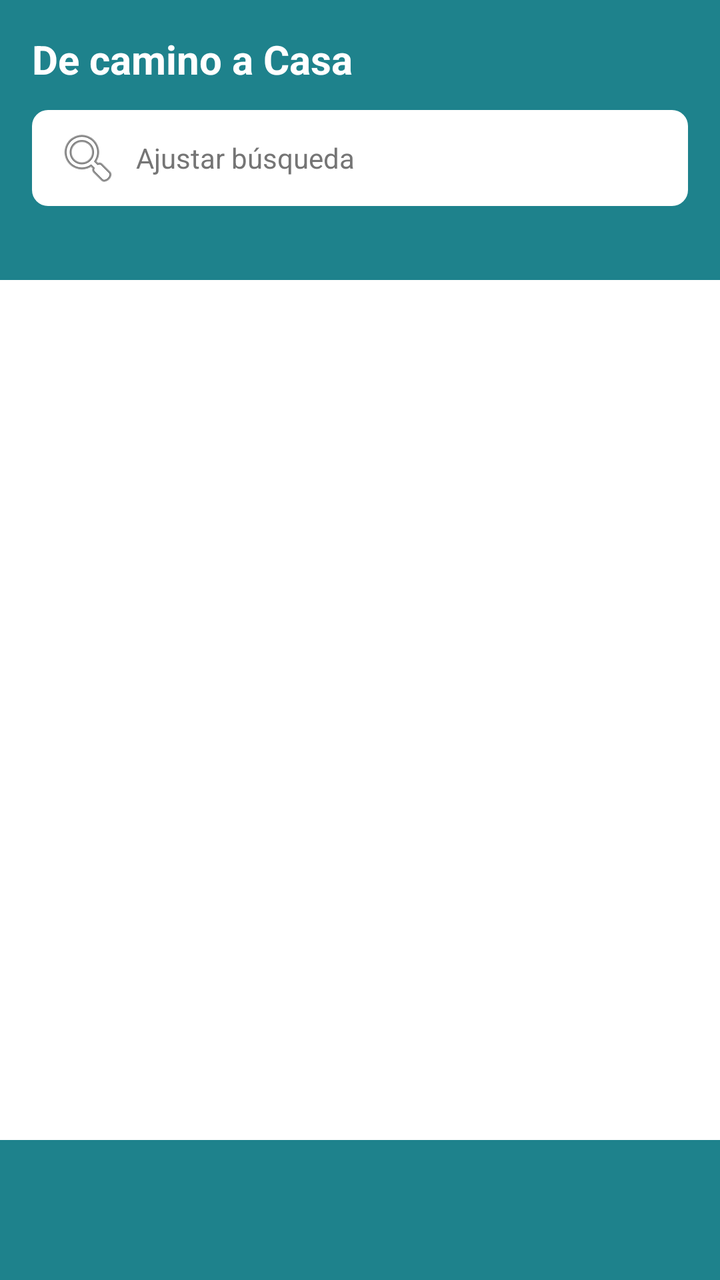
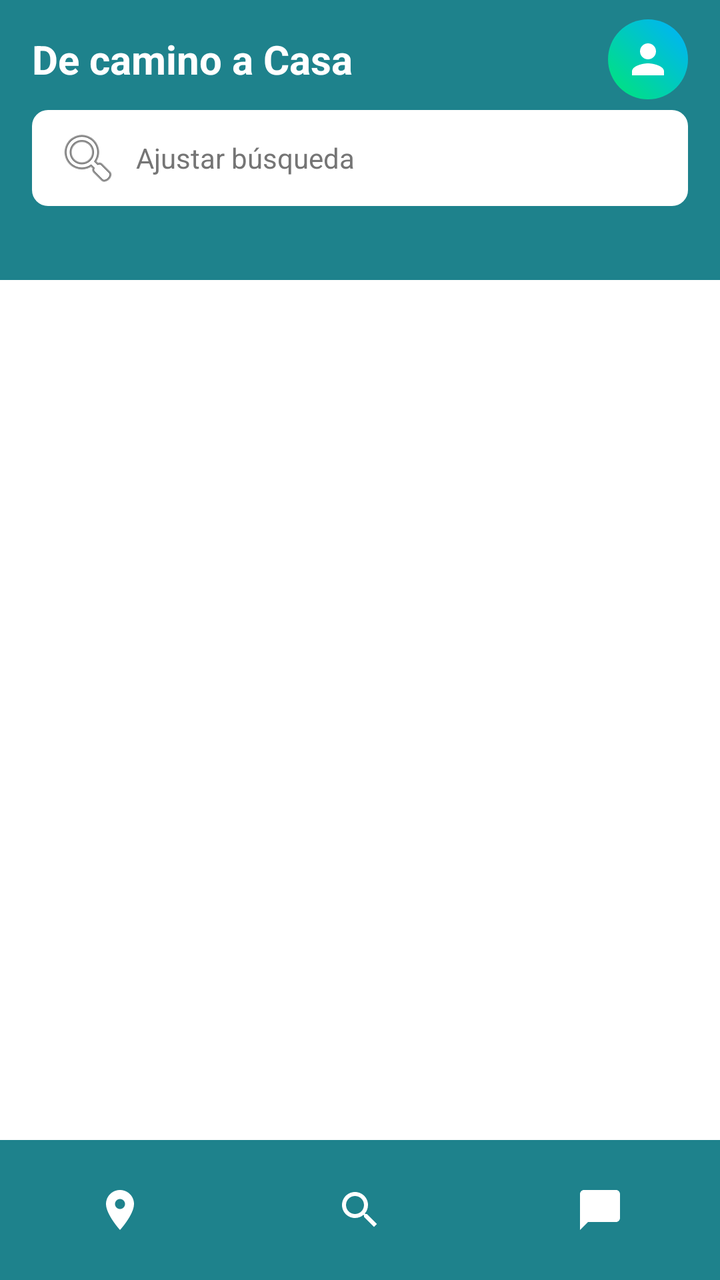

The first picture is an Android layout as it rendered before a commit; the second is the same layout after the commit. The layout source and the unified diff follow.
<!-- AndroidManifest.xml: application theme Theme.DeCaminoACasa -->
<!-- res/layout/activity_pantalla_inicio.xml -->
<?xml version="1.0" encoding="utf-8"?>
<androidx.constraintlayout.widget.ConstraintLayout xmlns:android="http://schemas.android.com/apk/res/android"
    xmlns:app="http://schemas.android.com/apk/res-auto"
    xmlns:tools="http://schemas.android.com/tools"
    android:id="@+id/main"
    android:layout_width="match_parent"
    android:layout_height="match_parent"
    android:background="@color/white"
    tools:context=".Pantalla_inicio">


    <View
        android:id="@+id/header_background"
        android:layout_width="0dp"
        android:layout_height="140dp"
        android:background="@color/header_teal"
        app:layout_constraintEnd_toEndOf="parent"
        app:layout_constraintStart_toStartOf="parent"
        app:layout_constraintTop_toTopOf="parent" />

    <TextView
        android:id="@+id/tv_header_title"
        android:layout_width="wrap_content"
        android:layout_height="wrap_content"
        android:layout_marginStart="16dp"
        android:layout_marginTop="16dp"
        android:text="@string/app_name"
        android:textColor="@color/white"
        android:textSize="20sp"
        android:textStyle="bold"
        app:layout_constraintStart_toStartOf="parent"
        app:layout_constraintTop_toTopOf="@id/header_background" />


    <EditText
        android:id="@+id/et_search"
        android:layout_width="0dp"
        android:layout_height="48dp"
        android:layout_marginStart="16dp"
        android:layout_marginEnd="16dp"
        android:layout_marginTop="12dp"
        android:autofillHints="name"
        android:background="@drawable/bg_search"
        android:drawableStart="@android:drawable/ic_menu_search"
        android:drawablePadding="8dp"
        android:hint="@string/search_hint"
        android:imeOptions="actionSearch"
        android:inputType="text"
        android:paddingStart="12dp"
        android:paddingEnd="12dp"
        android:textColor="@color/black"
        android:textColorHint="#757575"
        android:textSize="14sp"
        app:layout_constraintEnd_toEndOf="parent"
        app:layout_constraintStart_toStartOf="parent"
        app:layout_constraintTop_toBottomOf="@id/tv_header_title" />


    <View
        android:id="@+id/footer_background"
        android:layout_width="0dp"
        android:layout_height="70dp"
        android:background="@color/header_teal"
        app:layout_constraintBottom_toBottomOf="parent"
        app:layout_constraintEnd_toEndOf="parent"
        app:layout_constraintStart_toStartOf="parent" />

</androidx.constraintlayout.widget.ConstraintLayout>
<!-- resources referenced by this layout -->
<resources>
  <color name="black">#FF000000</color>
  <color name="header_teal">#1E828C</color>
  <color name="white">#FFFFFFFF</color>
  <!-- drawable bg_search (drawable) -->
  <?xml version="1.0" encoding="utf-8"?>
  <shape xmlns:android="http://schemas.android.com/apk/res/android"
      android:shape="rectangle">
      <solid android:color="@color/white" />
      <corners android:radius="8dp" />
  </shape>
  <string name="app_name">De camino a Casa</string>
  <string name="search_hint">Ajustar búsqueda</string>
  <style name="Theme.DeCaminoACasa" parent="Base.Theme.DeCaminoACasa" />
  <style name="Base.Theme.DeCaminoACasa" parent="Theme.Material3.DayNight.NoActionBar">
          
          
      </style>
</resources>

<!-- the commit's change to res/layout/activity_pantalla_inicio.xml (unified diff, before → after) -->
@@ -31,6 +31,18 @@
         app:layout_constraintStart_toStartOf="parent"
         app:layout_constraintTop_toTopOf="@id/header_background" />
 
+    <ImageView
+        android:id="@+id/iv_profile"
+        android:layout_width="40dp"
+        android:layout_height="40dp"
+        android:layout_marginEnd="16dp"
+        android:background="@drawable/bg_circle_gradient"
+        android:contentDescription="@string/profile_desc"
+        android:padding="8dp"
+        android:src="@drawable/ic_user_silhouette"
+        app:layout_constraintBottom_toBottomOf="@id/tv_header_title"
+        app:layout_constraintEnd_toEndOf="parent"
+        app:layout_constraintTop_toTopOf="@id/tv_header_title" />
 
     <EditText
         android:id="@+id/et_search"
@@ -55,14 +67,48 @@
         app:layout_constraintStart_toStartOf="parent"
         app:layout_constraintTop_toBottomOf="@id/tv_header_title" />
 
-
-    <View
-        android:id="@+id/footer_background"
+    
+    <LinearLayout
+        android:id="@+id/footer_bar"
         android:layout_width="0dp"
         android:layout_height="70dp"
         android:background="@color/header_teal"
+        android:orientation="horizontal"
+        android:gravity="center"
         app:layout_constraintBottom_toBottomOf="parent"
         app:layout_constraintEnd_toEndOf="parent"
-        app:layout_constraintStart_toStartOf="parent" />
+        app:layout_constraintStart_toStartOf="parent">
+
+        <ImageButton
+            android:id="@+id/btn_footer_left"
+            android:layout_width="0dp"
+            android:layout_height="match_parent"
+            android:layout_weight="1"
+            android:background="?attr/selectableItemBackground"
+            android:contentDescription="@string/desc_location"
+            android:src="@drawable/ic_map_pin_dog"
+            app:tint="@color/white" />
+
+        <ImageButton
+            android:id="@+id/btn_footer_middle"
+            android:layout_width="0dp"
+            android:layout_height="match_parent"
+            android:layout_weight="1"
+            android:background="?attr/selectableItemBackground"
+            android:contentDescription="@string/desc_search_pet"
+            android:src="@drawable/ic_search_house"
+            app:tint="@color/white" />
+
+        <ImageButton
+            android:id="@+id/btn_footer_right"
+            android:layout_width="0dp"
+            android:layout_height="match_parent"
+            android:layout_weight="1"
+            android:background="?attr/selectableItemBackground"
+            android:contentDescription="@string/desc_chat"
+            android:src="@drawable/ic_chat"
+            app:tint="@color/white" />
+
+    </LinearLayout>
 
 </androidx.constraintlayout.widget.ConstraintLayout>
<!-- resource entries referenced after the edit -->
@@ -3,6 +3,16 @@
   <color name="black">#FF000000</color>
   <color name="header_teal">#1E828C</color>
   <color name="white">#FFFFFFFF</color>
+  <!-- drawable bg_circle_gradient (drawable) -->
+  <?xml version="1.0" encoding="utf-8"?>
+  <shape xmlns:android="http://schemas.android.com/apk/res/android"
+      android:shape="oval">
+      <gradient
+          android:angle="45"
+          android:startColor="#00E676"
+          android:endColor="#00B0FF"
+          android:type="linear" />
+  </shape>
   <!-- drawable bg_search (drawable) -->
   <?xml version="1.0" encoding="utf-8"?>
   <shape xmlns:android="http://schemas.android.com/apk/res/android"
@@ -10,7 +20,51 @@
       <solid android:color="@color/white" />
       <corners android:radius="8dp" />
   </shape>
+  <!-- drawable ic_chat (drawable) -->
+  <vector xmlns:android="http://schemas.android.com/apk/res/android"
+      android:width="24dp"
+      android:height="24dp"
+      android:viewportWidth="24"
+      android:viewportHeight="24">
+    <path
+        android:fillColor="#FFFFFF"
+        android:pathData="M20,2H4C2.9,2 2,2.9 2,4v18l4,-4h14c1.1,0 2,-0.9 2,-2V4c0,-1.1 -0.9,-2 -2,-2z"/>
+  </vector>
+  <!-- drawable ic_map_pin_dog (drawable) -->
+  <vector xmlns:android="http://schemas.android.com/apk/res/android"
+      android:width="24dp"
+      android:height="24dp"
+      android:viewportWidth="24"
+      android:viewportHeight="24">
+    <path
+        android:fillColor="#FFFFFF"
+        android:pathData="M12,2C8.13,2 5,5.13 5,9c0,5.25 7,13 7,13s7,-7.75 7,-13c0,-3.87 -3.13,-7 -7,-7zM12,11.5c-1.38,0 -2.5,-1.12 -2.5,-2.5s1.12,-2.5 2.5,-2.5 2.5,1.12 2.5,2.5 -1.12,2.5 -2.5,2.5z"/>
+  </vector>
+  <!-- drawable ic_search_house (drawable) -->
+  <vector xmlns:android="http://schemas.android.com/apk/res/android"
+      android:width="24dp"
+      android:height="24dp"
+      android:viewportWidth="24"
+      android:viewportHeight="24">
+    <path
+        android:fillColor="#FFFFFF"
+        android:pathData="M15.5,14h-0.79l-0.28,-0.27C15.41,12.59 16,11.11 16,9.5 16,5.91 13.09,3 9.5,3S3,5.91 3,9.5 5.91,16 9.5,16c1.61,0 3.09,-0.59 4.23,-1.57l0.27,0.28v0.79l5,4.99L20.49,19l-4.99,-5zM9.5,14C7.01,14 5,11.99 5,9.5S7.01,5 9.5,5 14,7.01 14,9.5 11.99,14 9.5,14z"/>
+  </vector>
+  <!-- drawable ic_user_silhouette (drawable) -->
+  <vector xmlns:android="http://schemas.android.com/apk/res/android"
+      android:width="24dp"
+      android:height="24dp"
+      android:viewportWidth="24"
+      android:viewportHeight="24">
+    <path
+        android:fillColor="#FFFFFFFF"
+        android:pathData="M12,12c2.21,0 4-1.79 4-4s-1.79-4 -4-4 -4,1.79 -4,4 1.79,4 4,4zM12,14c-2.67,0 -8,1.34 -8,4v2h16v-2c0,-2.66 -5.33,-4 -8,-4z"/>
+  </vector>
   <string name="app_name">De camino a Casa</string>
+  <string name="desc_chat">Chat</string>
+  <string name="desc_location">Ubicación</string>
+  <string name="desc_search_pet">Buscar mascota</string>
+  <string name="profile_desc">Perfil de usuario</string>
   <string name="search_hint">Ajustar búsqueda</string>
   <style name="Theme.DeCaminoACasa" parent="Base.Theme.DeCaminoACasa" />
   <style name="Base.Theme.DeCaminoACasa" parent="Theme.Material3.DayNight.NoActionBar">
